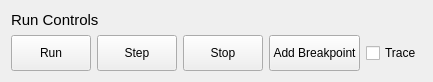
Before: the Qt Designer form armsim/runcontrolswidget.ui in bstee615/armsim, drawn with Qt 5.
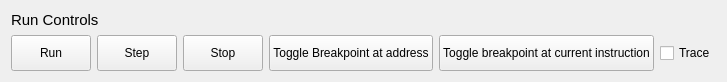
After: the same form once the commit is applied.

Commit message: Changed a label on the add-breakpoint-at-address button and added a toggle-breakpoint-at-current-instruction button.

Patch:
```diff
--- a/armsim/runcontrolswidget.ui
+++ b/armsim/runcontrolswidget.ui
@@ -6,7 +6,7 @@
    <rect>
     <x>0</x>
     <y>0</y>
-    <width>350</width>
+    <width>406</width>
     <height>82</height>
    </rect>
   </property>
@@ -82,7 +82,20 @@
         </sizepolicy>
        </property>
        <property name="text">
-        <string>Add Breakpoint</string>
+        <string>Toggle Breakpoint at address</string>
+       </property>
+      </widget>
+     </item>
+     <item>
+      <widget class="QPushButton" name="btnToggleBreakpoint">
+       <property name="sizePolicy">
+        <sizepolicy hsizetype="Minimum" vsizetype="Expanding">
+         <horstretch>0</horstretch>
+         <verstretch>0</verstretch>
+        </sizepolicy>
+       </property>
+       <property name="text">
+        <string>Toggle breakpoint at current instruction</string>
        </property>
       </widget>
      </item>
```
The commit also changes 15 other files.
